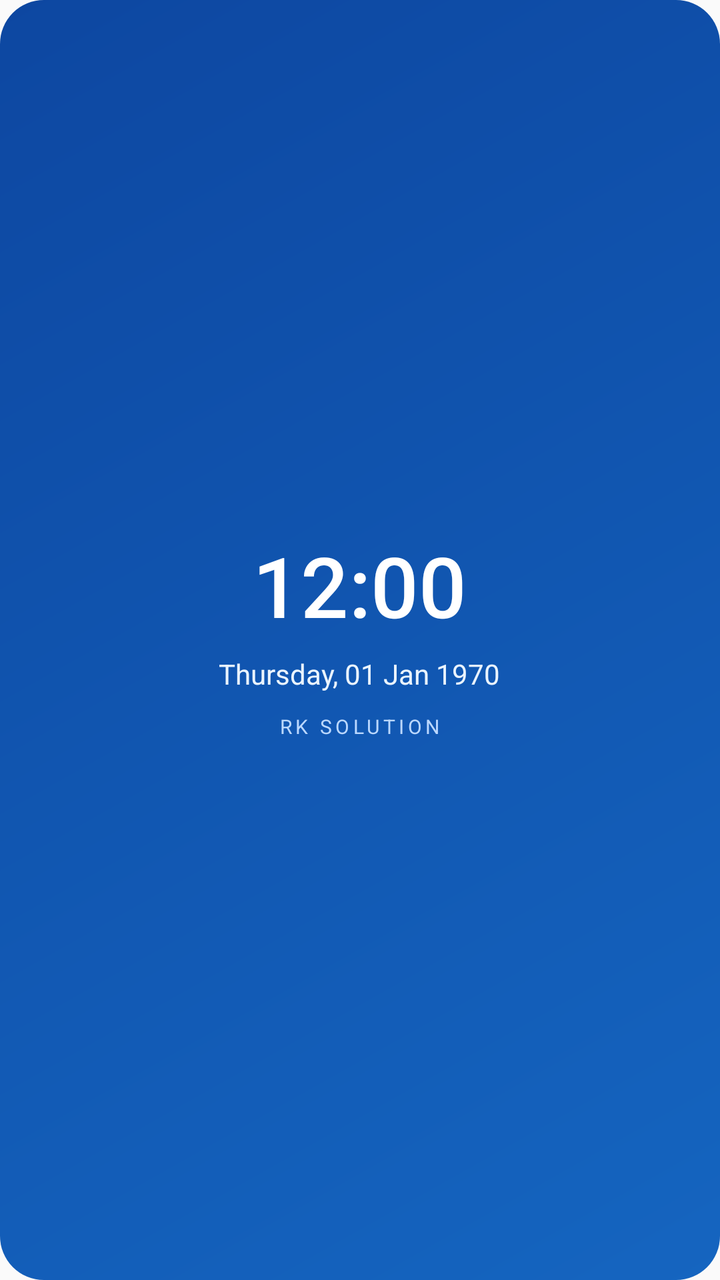
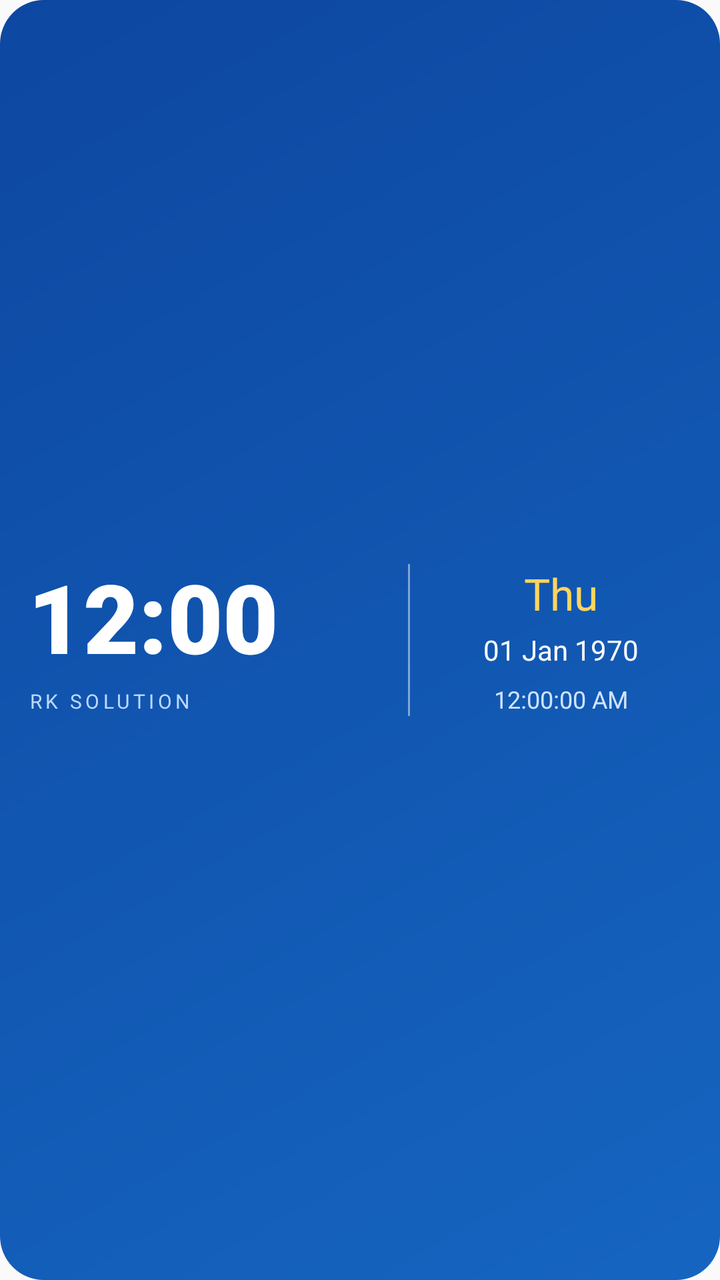

Compare the two renders of this Android layout. The source of the first and the diff that turns it into the second are given below.
<!-- AndroidManifest.xml: application theme android:Theme.Material.Light.NoActionBar -->
<!-- res/layout/widget_clock_date.xml -->
<?xml version="1.0" encoding="utf-8"?>
<LinearLayout xmlns:android="http://schemas.android.com/apk/res/android"
    android:layout_width="match_parent"
    android:layout_height="match_parent"
    android:orientation="vertical"
    android:gravity="center"
    android:padding="16dp"
    android:background="@drawable/widget_blue_background">
    <TextClock
        android:id="@+id/widget_time"
        android:layout_width="wrap_content"
        android:layout_height="wrap_content"
        android:format12Hour="hh:mm"
        android:format24Hour="HH:mm"
        android:textColor="#FFFFFF"
        android:textSize="42sp"
        android:fontFamily="sans-serif-medium"
        android:includeFontPadding="false" />
    <TextClock
        android:id="@+id/widget_date"
        android:layout_width="wrap_content"
        android:layout_height="wrap_content"
        android:format12Hour="EEEE, dd MMM yyyy"
        android:format24Hour="EEEE, dd MMM yyyy"
        android:textColor="#EAF4FF"
        android:textSize="14sp"
        android:layout_marginTop="8dp" />
    <TextView
        android:layout_width="wrap_content"
        android:layout_height="wrap_content"
        android:text="RK SOLUTION"
        android:textColor="#BBD8FF"
        android:textSize="10sp"
        android:letterSpacing="0.18"
        android:layout_marginTop="10dp" />
</LinearLayout>
<!-- resources referenced by this layout -->
<resources>
  <!-- drawable widget_blue_background (drawable) -->
  <?xml version="1.0" encoding="utf-8"?>
  <shape xmlns:android="http://schemas.android.com/apk/res/android" android:shape="rectangle">
      <corners android:radius="22dp" />
      <gradient android:angle="135" android:startColor="#1565C0" android:endColor="#0D47A1" />
  </shape>
</resources>

<!-- the commit's change to res/layout/widget_clock_date.xml (unified diff, before → after) -->
@@ -2,35 +2,73 @@
 <LinearLayout xmlns:android="http://schemas.android.com/apk/res/android"
     android:layout_width="match_parent"
     android:layout_height="match_parent"
-    android:orientation="vertical"
-    android:gravity="center"
-    android:padding="16dp"
+    android:orientation="horizontal"
+    android:gravity="center_vertical"
+    android:padding="14dp"
     android:background="@drawable/widget_blue_background">
-    <TextClock
-        android:id="@+id/widget_time"
-        android:layout_width="wrap_content"
+
+    <LinearLayout
+        android:layout_width="0dp"
         android:layout_height="wrap_content"
-        android:format12Hour="hh:mm"
-        android:format24Hour="HH:mm"
-        android:textColor="#FFFFFF"
-        android:textSize="42sp"
-        android:fontFamily="sans-serif-medium"
-        android:includeFontPadding="false" />
-    <TextClock
-        android:id="@+id/widget_date"
-        android:layout_width="wrap_content"
+        android:layout_weight="1.35"
+        android:orientation="vertical"
+        android:gravity="center_vertical">
+        <TextClock
+            android:id="@+id/widget_time"
+            android:layout_width="wrap_content"
+            android:layout_height="wrap_content"
+            android:format12Hour="h:mm"
+            android:format24Hour="HH:mm"
+            android:textColor="#FFFFFF"
+            android:textSize="48sp"
+            android:fontFamily="sans-serif-black"
+            android:includeFontPadding="false" />
+        <TextView
+            android:layout_width="wrap_content"
+            android:layout_height="wrap_content"
+            android:text="RK SOLUTION"
+            android:textColor="#BBD8FF"
+            android:textSize="10sp"
+            android:letterSpacing="0.18"
+            android:layout_marginTop="5dp" />
+    </LinearLayout>
+
+    <View
+        android:layout_width="1dp"
+        android:layout_height="76dp"
+        android:background="#77FFFFFF" />
+
+    <LinearLayout
+        android:layout_width="0dp"
         android:layout_height="wrap_content"
-        android:format12Hour="EEEE, dd MMM yyyy"
-        android:format24Hour="EEEE, dd MMM yyyy"
-        android:textColor="#EAF4FF"
-        android:textSize="14sp"
-        android:layout_marginTop="8dp" />
-    <TextView
-        android:layout_width="wrap_content"
-        android:layout_height="wrap_content"
-        android:text="RK SOLUTION"
-        android:textColor="#BBD8FF"
-        android:textSize="10sp"
-        android:letterSpacing="0.18"
-        android:layout_marginTop="10dp" />
+        android:layout_weight="1"
+        android:orientation="vertical"
+        android:gravity="center"
+        android:paddingStart="10dp">
+        <TextClock
+            android:id="@+id/widget_date"
+            android:layout_width="wrap_content"
+            android:layout_height="wrap_content"
+            android:format12Hour="EEE"
+            android:format24Hour="EEE"
+            android:textColor="#FFD45E"
+            android:textSize="22sp"
+            android:fontFamily="sans-serif-bold" />
+        <TextClock
+            android:layout_width="wrap_content"
+            android:layout_height="wrap_content"
+            android:format12Hour="dd MMM yyyy"
+            android:format24Hour="dd MMM yyyy"
+            android:textColor="#FFFFFF"
+            android:textSize="14sp"
+            android:layout_marginTop="4dp" />
+        <TextClock
+            android:layout_width="wrap_content"
+            android:layout_height="wrap_content"
+            android:format12Hour="hh:mm:ss a"
+            android:format24Hour="HH:mm:ss"
+            android:textColor="#CFE4FF"
+            android:textSize="12sp"
+            android:layout_marginTop="7dp" />
+    </LinearLayout>
 </LinearLayout>
